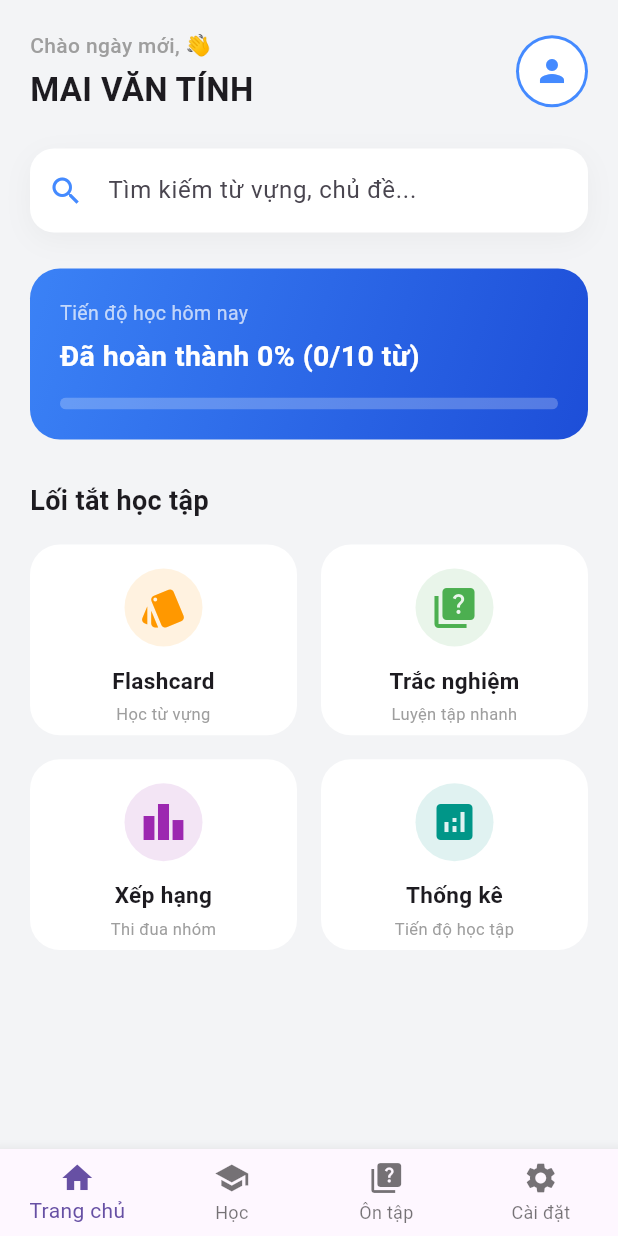
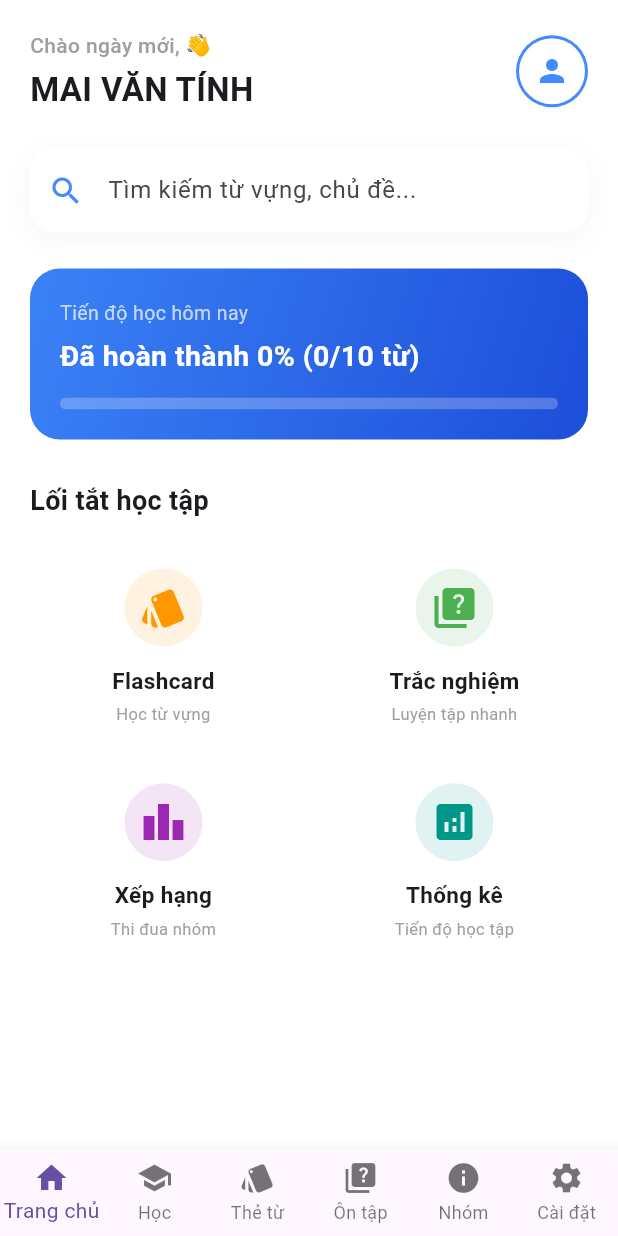
Before and after one commit to nguyenductinh24108547/2025_2026_3_2_PTUDDD_N01_Nhom_6, a Flutter app: the screen it shows after launch, on a phone screen of 412 x 824 dp. Run offline on Flutter 3.47's test engine with Material 3 defaults, Android fonts, the phone set to English and light mode, and no system bars.

Commit message:
Chuyen doi da ngon ngu cho BottomBar va GroupInfo

```diff
--- a/lib/main.dart
+++ b/lib/main.dart
@@ -5,14 +5,18 @@ import 'screens/home_screen.dart';
 import 'screens/vocabulary_screen.dart';
 import 'screens/quiz_screen.dart';
 import 'screens/setting_screens.dart';
+import 'screens/flashcard_screen.dart';
+import 'screens/group_info_screen.dart';
 
-// 1. Khai báo các Notifier quản lý trạng thái toàn cục
-final ValueNotifier<ThemeMode> themeNotifier =
-    ValueNotifier(ThemeMode.light);
-final ValueNotifier<Locale> appLocaleNotifier =
-    ValueNotifier(const Locale('vi'));
+// 1. Khai báo các ValueNotifier quản lý trạng thái toàn cục
+final ValueNotifier<ThemeMode> themeNotifier = ValueNotifier(ThemeMode.light);
+final ValueNotifier<Color> appColorNotifier = ValueNotifier(
+  const Color(0xFF2196F3),
+);
+final ValueNotifier<Locale> appLocaleNotifier = ValueNotifier(
+  const Locale('vi'),
+);
 final ValueNotifier<int> scoreNotifier = ValueNotifier(0);
-
 void main() {
   runApp(const MyApp());
 }
@@ -22,11 +26,12 @@ class MyApp extends StatelessWidget {
 
   @override
   Widget build(BuildContext context) {
-    // 2. Lắng nghe thay đổi của themeNotifier
     return ValueListenableBuilder<ThemeMode>(
       valueListenable: themeNotifier,
       builder: (context, currentTheme, child) {
-        // 3. Lắng nghe thay đổi của appLocaleNotifier
+        return ValueListenableBuilder<Color>(
+          valueListenable: appColorNotifier,
+          builder: (context, currentColor, child) {
             return ValueListenableBuilder<Locale>(
               valueListenable: appLocaleNotifier,
               builder: (context, currentLocale, child) {
@@ -39,36 +44,31 @@ class MyApp extends StatelessWidget {
                     GlobalWidgetsLocalizations.delegate,
                     GlobalCupertinoLocalizations.delegate,
                   ],
-              supportedLocales: const [
-                Locale('en'),
-                Locale('vi'),
-              ],
-
-              // 4. Thiết lập giao diện Sáng / Tối toàn ứng dụng
+                  supportedLocales: const [Locale('en'), Locale('vi')],
                   themeMode: currentTheme,
                   theme: ThemeData(
                     brightness: Brightness.light,
-                scaffoldBackgroundColor: const Color(
-                  0xFFF3F4F6,
-                ),
+                    primaryColor: currentColor,
+                    scaffoldBackgroundColor: const Color(0xF2F5F8),
                     cardColor: Colors.white,
-                appBarTheme: const AppBarTheme(
-                  backgroundColor: Colors.blue,
+                    appBarTheme: AppBarTheme(
+                      backgroundColor: currentColor,
                       foregroundColor: Colors.white,
                     ),
                   ),
                   darkTheme: ThemeData(
                     brightness: Brightness.dark,
-                scaffoldBackgroundColor: const Color(
-                  0xFF121212,
-                ),
+                    primaryColor: currentColor,
+                    scaffoldBackgroundColor: const Color(0xFF121212),
                     cardColor: const Color(0xFF1E1E1E),
-                appBarTheme: const AppBarTheme(
-                  backgroundColor: Color(0xFF1F1F1F),
+                    appBarTheme: AppBarTheme(
+                      backgroundColor: const Color(0xFF1E1E1E),
                       foregroundColor: Colors.white,
                     ),
                   ),
                   home: const MainScreen(),
+                );
+              },
             );
           },
         );
@@ -87,10 +87,13 @@ class MainScreen extends StatefulWidget {
 class _MainScreenState extends State<MainScreen> {
   int _selectedIndex = 0;
 
+  // 2. Đã thêm FlashcardScreen và GroupInfoScreen vào danh sách màn hình
   final List<Widget> _screens = const [
     HomeScreen(),
     VocabularyScreen(),
+    FlashcardScreen(),
     QuizScreen(),
+    GroupInfoScreen(),
     SettingScreens(),
   ];
 
@@ -118,8 +121,20 @@ class _MainScreenState extends State<MainScreen> {
             label: l10n.navLearn,
           ),
           BottomNavigationBarItem(
+            icon: const Icon(Icons.style),
+            label: appLocaleNotifier.value.languageCode == 'en'
+                ? 'Flashcard'
+                : 'Thẻ từ',
+          ),
+          BottomNavigationBarItem(
             icon: const Icon(Icons.quiz),
             label: l10n.navPractice,
+          ),
+          BottomNavigationBarItem(
+            icon: const Icon(Icons.info),
+            label: appLocaleNotifier.value.languageCode == 'en'
+                ? 'Group'
+                : 'Nhóm',
           ),
           BottomNavigationBarItem(
             icon: const Icon(Icons.settings),
```
Also changed, not shown: lib/screens/flashcard_screen.dart (+104 -131 lines), lib/screens/group_info_screen.dart (+8 -8 lines). Lines whose indentation alone changed are shown as unchanged.
